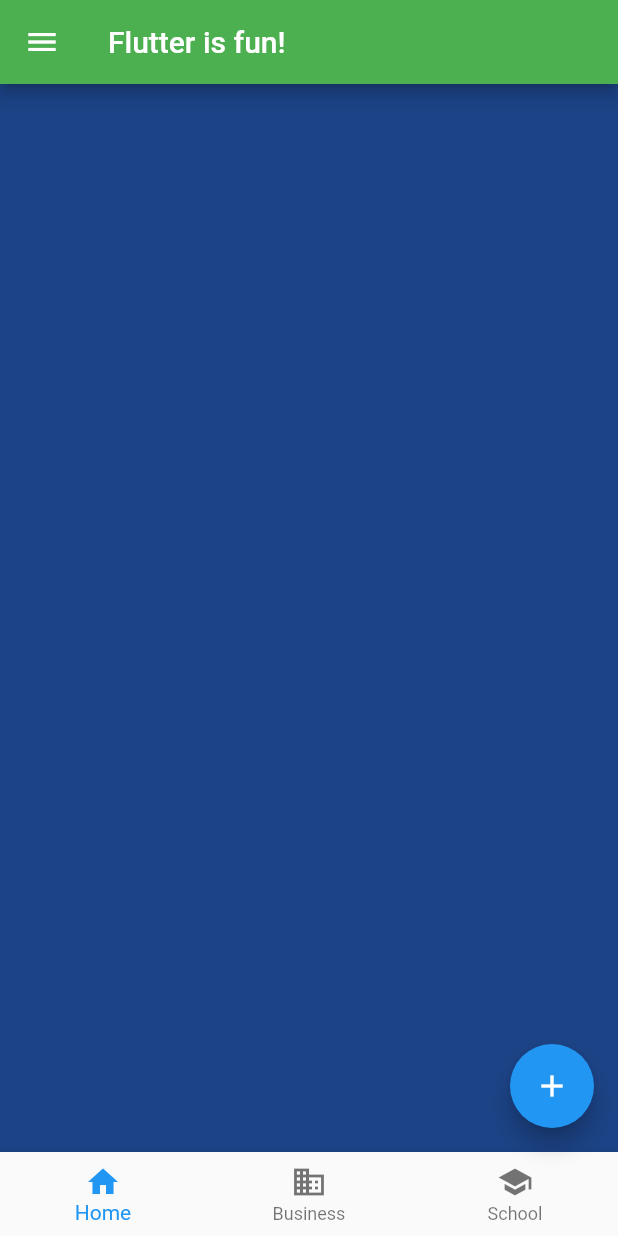
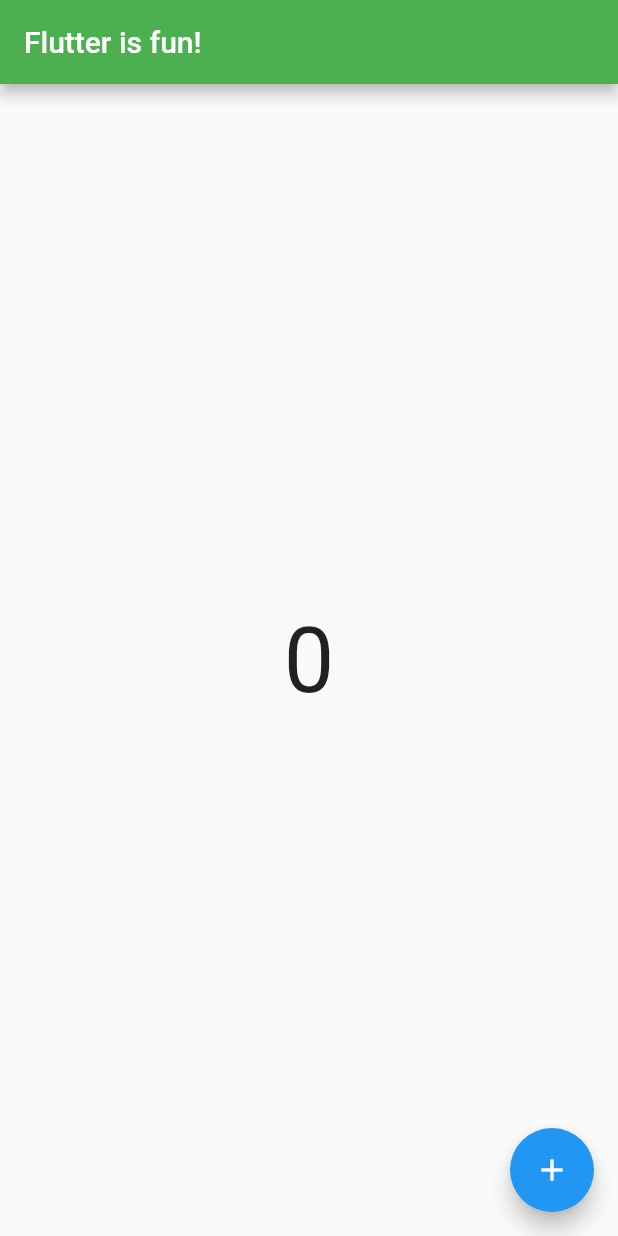
Before and after one commit to gTambo/flutter-starter, a Flutter app: the screen it shows after launch, on a phone screen of 412 x 824 dp. Run offline on Flutter 3.47's test engine with Material 2 defaults, Android fonts, the phone set to English and light mode, and no system bars.

Commit message:
statefull widget with counter

```diff
--- a/lib/main.dart
+++ b/lib/main.dart
@@ -1,15 +1,23 @@
 import 'package:flutter/material.dart';
-import 'dart:math';
+// import 'dart:math';
 
-randomColor() {
-  return Color((Random().nextDouble() * 0xFFFFFF).toInt()).withOpacity(1.0);
-}
+// randomColor() {
+//   return Color((Random().nextDouble() * 0xFFFFFF).toInt()).withOpacity(1.0);
+// }
+
 void main() {
   runApp(const MyApp());
 }
 
-class MyApp extends StatelessWidget {
+class MyApp extends StatefulWidget {
   const MyApp({super.key});
+
+  @override
+  State<MyApp> createState() => _MyAppState();
+}
+
+class _MyAppState extends State<MyApp> {
+  int count = 0;
 
   @override
   Widget build(BuildContext context) {
@@ -22,36 +30,16 @@ class MyApp extends StatelessWidget {
         floatingActionButton: FloatingActionButton(
           child: const Icon(Icons.add),
           onPressed: () {
-            print('pressed!');
+            setState(() {
+              count++;
+            });
           },
         ),
-        bottomNavigationBar: BottomNavigationBar(
-          items: const [
-            BottomNavigationBarItem(
-              icon: Icon(Icons.home),
-              label: 'Home',
-            ),
-            BottomNavigationBarItem(
-                icon: Icon(Icons.business),
-                label: 'Business',
-            ),
-            BottomNavigationBarItem(
-                icon: Icon(Icons.school),
-                label: 'School',
-            ),
-          ],
-        ),
-        drawer: const Drawer(
-          child: Text('Yo!'),
-        ),
-        body: ListView.builder(
-          itemBuilder: (_, index) {
-            return Container(
-              color: randomColor(),
-              width: 500,
-              height: 500,
-            );
-          },
+        body: Center(
+          child: Text(
+            '$count',
+            style: const TextStyle(fontSize: 60),
+          ),
         ),
       ),
     );
```
